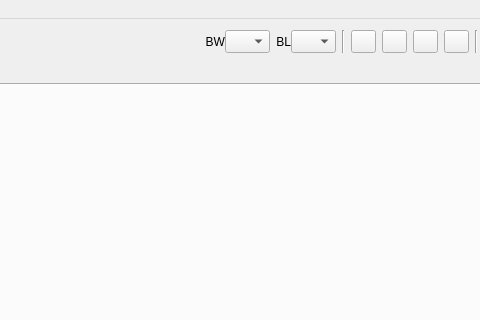
Old version of the form src/MainWindow.ui in the repository oli-kester/kepler34; both pictures show x 223 to 703 and y 0 to 320 of the 800 by 450 pixel window.
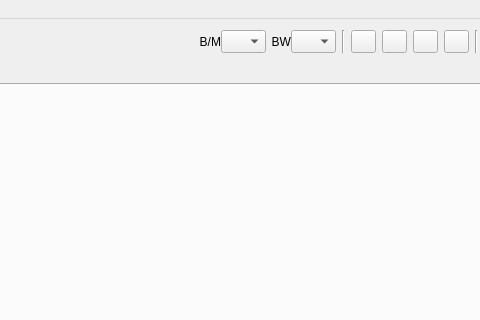
New version of the form. Icons and pictures are not drawn.

Commit message: beat indicator now responds to changes in beat width / beats per measure

Patch:
```diff
--- a/src/MainWindow.ui
+++ b/src/MainWindow.ui
@@ -79,7 +79,7 @@
          <enum>Qt::LeftToRight</enum>
         </property>
         <property name="text">
-         <string>BW</string>
+         <string>B/M</string>
         </property>
         <property name="alignment">
          <set>Qt::AlignRight|Qt::AlignTrailing|Qt::AlignVCenter</set>
@@ -109,7 +109,7 @@
        <widget class="QLabel" name="label_16">
         <property name="minimumSize">
          <size>
-          <width>21</width>
+          <width>25</width>
           <height>19</height>
          </size>
         </property>
@@ -120,7 +120,7 @@
          </size>
         </property>
         <property name="text">
-         <string>BL</string>
+         <string>BW</string>
         </property>
         <property name="alignment">
          <set>Qt::AlignRight|Qt::AlignTrailing|Qt::AlignVCenter</set>
```
Left out of the diff: 4 changed lines with no effect on the pictures. The commit also changes 8 other files.
